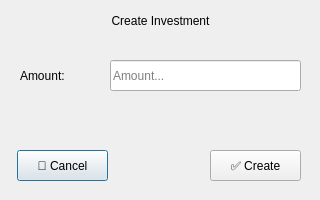
First picture: the form in src/view/ui/create_invest.ui, repository OmerElmaliach/CentiCore, before the edit.
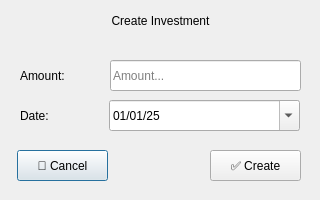
Second picture: the form after the edit. Icons and pictures are not drawn.

Diff of the .ui file:
```diff
--- a/src/view/ui/create_invest.ui
+++ b/src/view/ui/create_invest.ui
@@ -118,6 +118,54 @@
     <string>✅ Create</string>
    </property>
   </widget>
+  <widget class="QDateEdit" name="dateInput">
+   <property name="geometry">
+    <rect>
+     <x>109</x>
+     <y>100</y>
+     <width>191</width>
+     <height>31</height>
+    </rect>
+   </property>
+   <property name="displayFormat">
+    <string>MM/dd/yy</string>
+   </property>
+   <property name="calendarPopup">
+    <bool>true</bool>
+   </property>
+   <property name="date">
+    <date>
+     <year>2025</year>
+     <month>1</month>
+     <day>1</day>
+    </date>
+   </property>
+  </widget>
+  <widget class="QLabel" name="dateTxt">
+   <property name="geometry">
+    <rect>
+     <x>20</x>
+     <y>100</y>
+     <width>71</width>
+     <height>31</height>
+    </rect>
+   </property>
+   <property name="sizePolicy">
+    <sizepolicy hsizetype="Fixed" vsizetype="Fixed">
+     <horstretch>0</horstretch>
+     <verstretch>0</verstretch>
+    </sizepolicy>
+   </property>
+   <property name="maximumSize">
+    <size>
+     <width>16777215</width>
+     <height>16777215</height>
+    </size>
+   </property>
+   <property name="text">
+    <string>Date:</string>
+   </property>
+  </widget>
  </widget>
  <resources/>
  <connections/>
```
